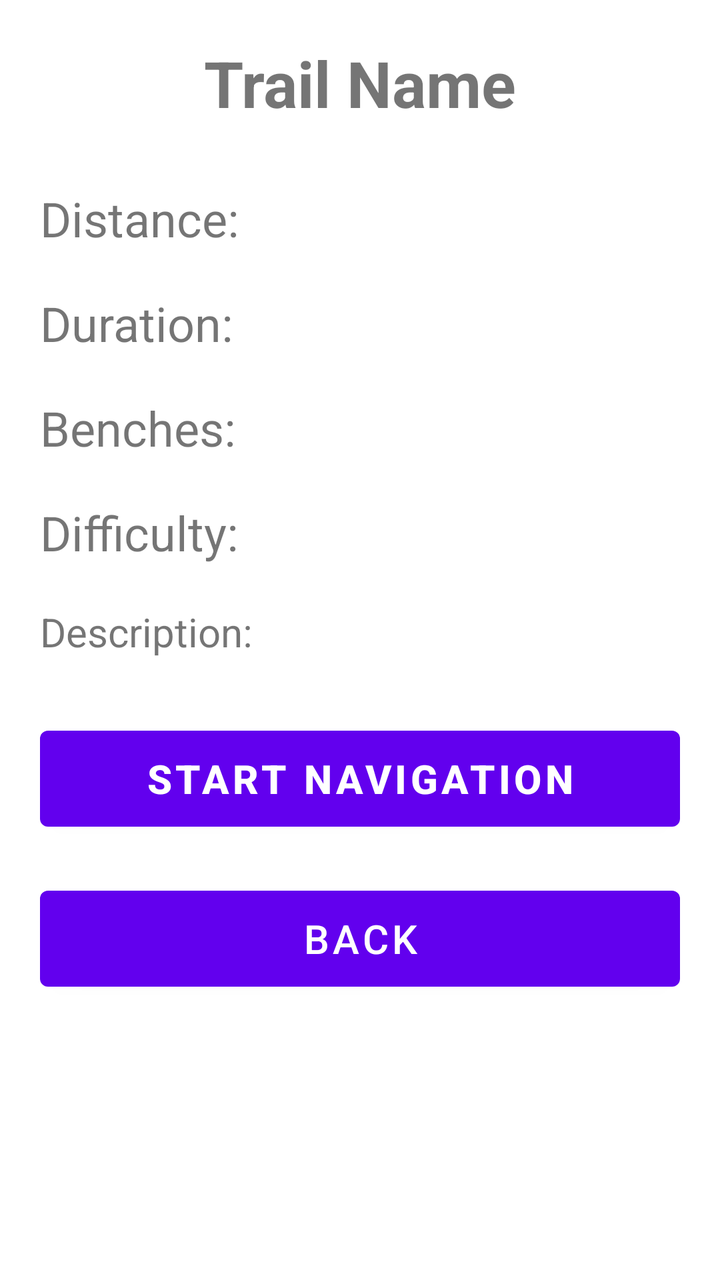
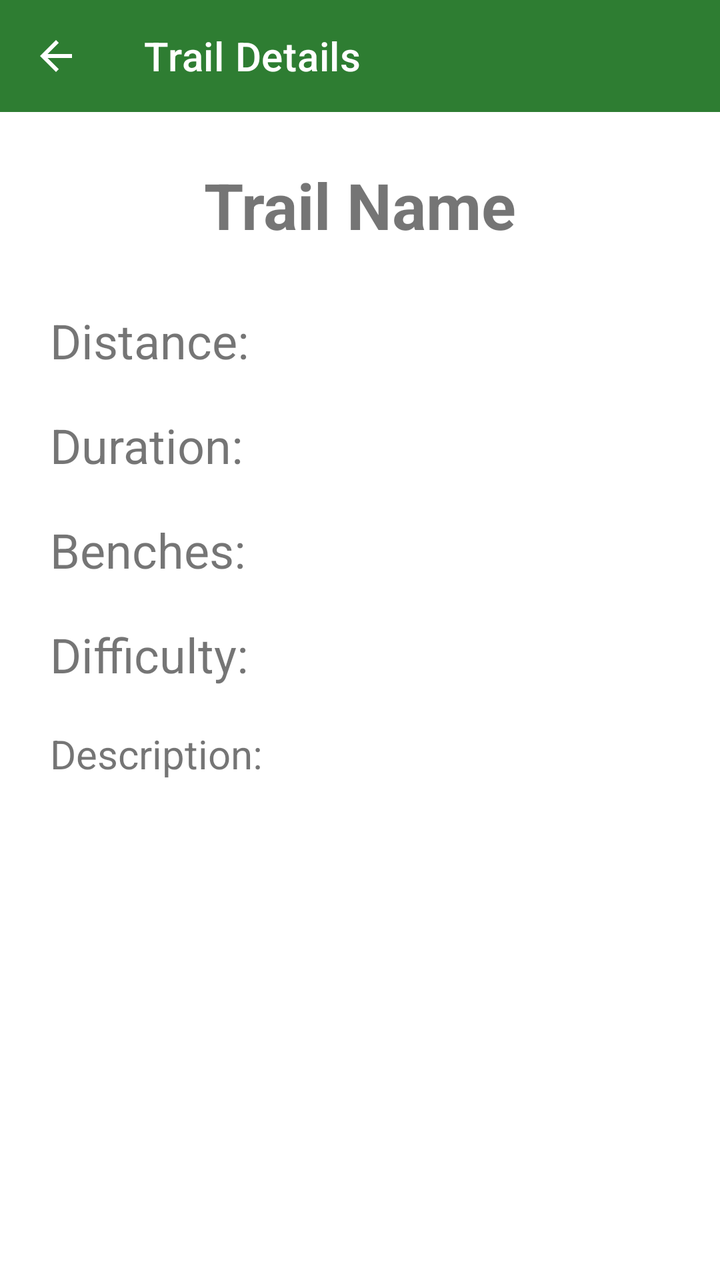

An Android layout rendered at two revisions. The XML below is the earlier revision; the diff shows what the commit changed to produce the second picture.
<!-- AndroidManifest.xml: application theme Theme.BenchFinder -->
<!-- res/layout/activity_trail_detail.xml -->
<?xml version="1.0" encoding="utf-8"?>
<ScrollView xmlns:android="http://schemas.android.com/apk/res/android"
    android:layout_width="match_parent"
    android:layout_height="match_parent"
    android:padding="20dp">

    <LinearLayout
        android:layout_width="match_parent"
        android:layout_height="wrap_content"
        android:orientation="vertical">

        <TextView
            android:id="@+id/tvTrailName"
            android:layout_width="match_parent"
            android:layout_height="wrap_content"
            android:text="Trail Name"
            android:textSize="32sp"
            android:textStyle="bold"
            android:gravity="center"
            android:layout_marginBottom="30dp" />

        <TextView
            android:id="@+id/tvDistance"
            android:layout_width="match_parent"
            android:layout_height="wrap_content"
            android:text="Distance: "
            android:textSize="24sp"
            android:layout_marginBottom="20dp" />

        <TextView
            android:id="@+id/tvDuration"
            android:layout_width="match_parent"
            android:layout_height="wrap_content"
            android:text="Duration: "
            android:textSize="24sp"
            android:layout_marginBottom="20dp" />

        <TextView
            android:id="@+id/tvBenches"
            android:layout_width="match_parent"
            android:layout_height="wrap_content"
            android:text="Benches: "
            android:textSize="24sp"
            android:layout_marginBottom="20dp" />

        <TextView
            android:id="@+id/tvDifficulty"
            android:layout_width="match_parent"
            android:layout_height="wrap_content"
            android:text="Difficulty: "
            android:textSize="24sp"
            android:layout_marginBottom="20dp" />

        <TextView
            android:id="@+id/tvDescription"
            android:layout_width="match_parent"
            android:layout_height="wrap_content"
            android:text="Description: "
            android:textSize="20sp"
            android:layout_marginBottom="30dp" />

        <Button
            android:id="@+id/btnStartNavigation"
            android:layout_width="match_parent"
            android:layout_height="60dp"
            android:text="START NAVIGATION"
            android:textSize="20sp"
            android:textStyle="bold"
            android:layout_marginBottom="20dp" />

        <Button
            android:id="@+id/btnBack"
            android:layout_width="match_parent"
            android:layout_height="60dp"
            android:text="BACK"
            android:textSize="20sp" />

    </LinearLayout>
</ScrollView>
<!-- resources referenced by this layout -->
<resources>
  <style name="Theme.BenchFinder" parent="Theme.MaterialComponents.DayNight.NoActionBar">
          
          <item name="colorPrimary">@color/purple_500</item>
          <item name="colorPrimaryVariant">@color/purple_700</item>
          <item name="colorOnPrimary">@android:color/white</item>
          
          <item name="colorSecondary">@color/teal_200</item>
          <item name="colorSecondaryVariant">@color/teal_700</item>
          <item name="colorOnSecondary">@android:color/black</item>
          
          <item name="android:statusBarColor" tools:targetApi="l">?attr/colorPrimaryVariant</item>
          
      </style>
  <color name="purple_500">#FF6200EE</color>
  <color name="purple_700">#FF3700B3</color>
  <color name="teal_200">#FF03DAC5</color>
  <color name="teal_700">#FF018786</color>
</resources>

<!-- the commit's change to res/layout/activity_trail_detail.xml (unified diff, before → after) -->
@@ -1,79 +1,100 @@
 <?xml version="1.0" encoding="utf-8"?>
-<ScrollView xmlns:android="http://schemas.android.com/apk/res/android"
+<androidx.constraintlayout.widget.ConstraintLayout
+    xmlns:android="http://schemas.android.com/apk/res/android"
+    xmlns:app="http://schemas.android.com/apk/res-auto"
     android:layout_width="match_parent"
     android:layout_height="match_parent"
-    android:padding="20dp">
+    android:fitsSystemWindows="true">
 
-    <LinearLayout
-        android:layout_width="match_parent"
+    
+    <com.google.android.material.appbar.AppBarLayout
+        android:id="@+id/app_bar"
+        android:layout_width="0dp"
         android:layout_height="wrap_content"
-        android:orientation="vertical">
+        android:fitsSystemWindows="true"
+        app:layout_constraintTop_toTopOf="parent"
+        app:layout_constraintStart_toStartOf="parent"
+        app:layout_constraintEnd_toEndOf="parent"
 
-        <TextView
-            android:id="@+id/tvTrailName"
+        android:theme="@style/ThemeOverlay.MaterialComponents.Dark.ActionBar">
+
+        <com.google.android.material.appbar.MaterialToolbar
+            android:id="@+id/toolbar"
+            android:layout_width="match_parent"
+            android:layout_height="?attr/actionBarSize"
+            android:background="@color/primary_color"
+            app:title="Trail Details"
+            app:titleTextColor="@android:color/white"
+            app:navigationIcon="?android:attr/homeAsUpIndicator"
+            app:navigationIconTint="@android:color/white"/>
+    </com.google.android.material.appbar.AppBarLayout>
+
+    
+    <ScrollView
+        android:layout_width="0dp"
+        android:layout_height="0dp"
+        android:padding="25dp"
+        app:layout_constraintTop_toBottomOf="@id/app_bar"
+        app:layout_constraintBottom_toBottomOf="parent"
+        app:layout_constraintStart_toStartOf="parent"
+        app:layout_constraintEnd_toEndOf="parent">
+
+        <LinearLayout
             android:layout_width="match_parent"
             android:layout_height="wrap_content"
-            android:text="Trail Name"
-            android:textSize="32sp"
-            android:textStyle="bold"
-            android:gravity="center"
-            android:layout_marginBottom="30dp" />
+            android:orientation="vertical">
 
-        <TextView
-            android:id="@+id/tvDistance"
-            android:layout_width="match_parent"
-            android:layout_height="wrap_content"
-            android:text="Distance: "
-            android:textSize="24sp"
-            android:layout_marginBottom="20dp" />
+            <TextView
+                android:id="@+id/tvTrailName"
+                android:layout_width="match_parent"
+                android:layout_height="wrap_content"
+                android:text="Trail Name"
+                android:textSize="32sp"
+                android:textStyle="bold"
+                android:gravity="center"
+                android:layout_marginBottom="30dp" />
 
-        <TextView
-            android:id="@+id/tvDuration"
-            android:layout_width="match_parent"
-            android:layout_height="wrap_content"
-            android:text="Duration: "
-            android:textSize="24sp"
-            android:layout_marginBottom="20dp" />
+            <TextView
+                android:id="@+id/tvDistance"
+                android:layout_width="match_parent"
+                android:layout_height="wrap_content"
+                android:text="Distance:"
+                android:textSize="24sp"
+                android:layout_marginBottom="20dp" />
 
-        <TextView
-            android:id="@+id/tvBenches"
-            android:layout_width="match_parent"
-            android:layout_height="wrap_content"
-            android:text="Benches: "
-            android:textSize="24sp"
-            android:layout_marginBottom="20dp" />
+            <TextView
+                android:id="@+id/tvDuration"
+                android:layout_width="match_parent"
+                android:layout_height="wrap_content"
+                android:text="Duration:"
+                android:textSize="24sp"
+                android:layout_marginBottom="20dp" />
 
-        <TextView
-            android:id="@+id/tvDifficulty"
-            android:layout_width="match_parent"
-            android:layout_height="wrap_content"
-            android:text="Difficulty: "
-            android:textSize="24sp"
-            android:layout_marginBottom="20dp" />
+            <TextView
+                android:id="@+id/tvBenches"
+                android:layout_width="match_parent"
+                android:layout_height="wrap_content"
+                android:text="Benches:"
+                android:textSize="24sp"
+                android:layout_marginBottom="20dp" />
 
-        <TextView
-            android:id="@+id/tvDescription"
-            android:layout_width="match_parent"
-            android:layout_height="wrap_content"
-            android:text="Description: "
-            android:textSize="20sp"
-            android:layout_marginBottom="30dp" />
+            <TextView
+                android:id="@+id/tvDifficulty"
+                android:layout_width="match_parent"
+                android:layout_height="wrap_content"
+                android:text="Difficulty:"
+                android:textSize="24sp"
+                android:layout_marginBottom="20dp" />
 
-        <Button
-            android:id="@+id/btnStartNavigation"
-            android:layout_width="match_parent"
-            android:layout_height="60dp"
-            android:text="START NAVIGATION"
-            android:textSize="20sp"
-            android:textStyle="bold"
-            android:layout_marginBottom="20dp" />
+            <TextView
+                android:id="@+id/tvDescription"
+                android:layout_width="match_parent"
+                android:layout_height="wrap_content"
+                android:text="Description:"
+                android:textSize="20sp"
+                android:layout_marginBottom="30dp" />
 
-        <Button
-            android:id="@+id/btnBack"
-            android:layout_width="match_parent"
-            android:layout_height="60dp"
-            android:text="BACK"
-            android:textSize="20sp" />
+        </LinearLayout>
+    </ScrollView>
 
-    </LinearLayout>
-</ScrollView>
+</androidx.constraintlayout.widget.ConstraintLayout>
<!-- resource entries referenced after the edit -->
@@ -1,21 +1,12 @@
 <!-- resources referenced by this layout -->
 <resources>
+  <color name="primary_color">#2E7D32</color>
   <style name="Theme.BenchFinder" parent="Theme.MaterialComponents.DayNight.NoActionBar">
           
-          <item name="colorPrimary">@color/purple_500</item>
-          <item name="colorPrimaryVariant">@color/purple_700</item>
-          <item name="colorOnPrimary">@android:color/white</item>
-          
-          <item name="colorSecondary">@color/teal_200</item>
-          <item name="colorSecondaryVariant">@color/teal_700</item>
-          <item name="colorOnSecondary">@android:color/black</item>
-          
-          <item name="android:statusBarColor" tools:targetApi="l">?attr/colorPrimaryVariant</item>
-          
+          <item name="android:statusBarColor">@android:color/white</item>
+          <item name="android:windowLightStatusBar">true</item>
+  
+  
       </style>
-  <color name="purple_500">#FF6200EE</color>
-  <color name="purple_700">#FF3700B3</color>
-  <color name="teal_200">#FF03DAC5</color>
-  <color name="teal_700">#FF018786</color>
 </resources>
 
